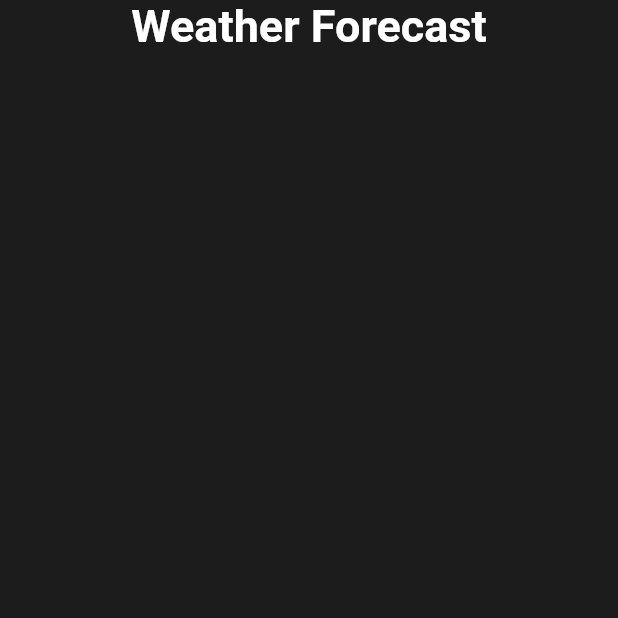
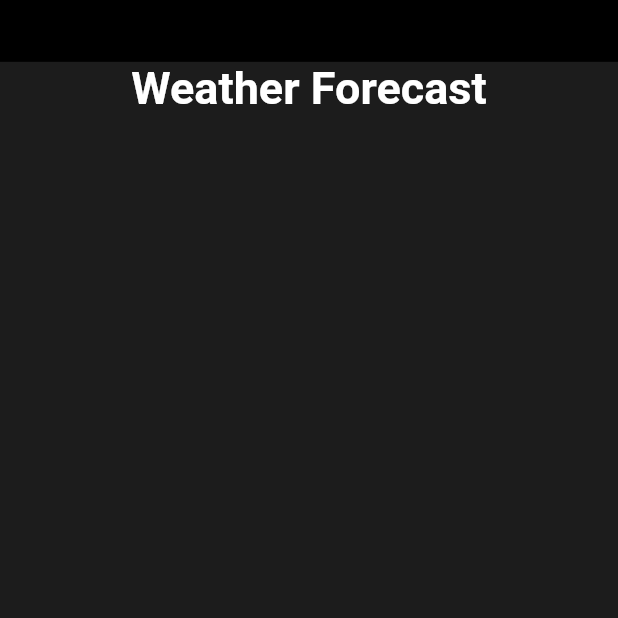
Before and after one commit to thetechgirlgita/WeatherApp, a Flutter app: the screen it shows after launch, on a phone screen of 412 x 824 dp, the top half of it. Run offline on Flutter 3.47's test engine with Material 2 defaults, Android fonts, the phone set to English and light mode, and no system bars; our stand-ins replace hexcolor.

Commit message:
Formatting

```diff
--- a/lib/main.dart
+++ b/lib/main.dart
@@ -5,6 +5,7 @@ import 'constant.dart';
 void main() {
   runApp(const Weather());
 }
+
 class Weather extends StatefulWidget {
   const Weather({Key? key}) : super(key: key);
 
@@ -33,23 +34,32 @@ class weather extends StatefulWidget {
 class _weatherState extends State<weather> {
   @override
   Widget build(BuildContext context) {
-    return  Scaffold(
+    return Scaffold(
         backgroundColor: backgroundC,
-      body:
+        body: Column(
+          children: [
+            Row(
+                children: [
+                  Container(
+                    color: Colors.black,
+                    height: MediaQuery.of(context).size.height*0.05,
+                    width: MediaQuery.of(context).size.width,
+                  ),
+
+                ]),
             Row(
               mainAxisAlignment: MainAxisAlignment.center,
               crossAxisAlignment: CrossAxisAlignment.start,
               children: const [
-
                 Text("Weather Forecast",
                     style: TextStyle(
-                color : Colors.white,
+                      color: Colors.white,
                       fontSize: 30,
                       fontWeight: FontWeight.bold,
-              )
-            ),
+                    )),
               ],
             )
-    );
+          ],
+        ));
   }
 }
```
Lines whose indentation alone changed are shown as unchanged.
